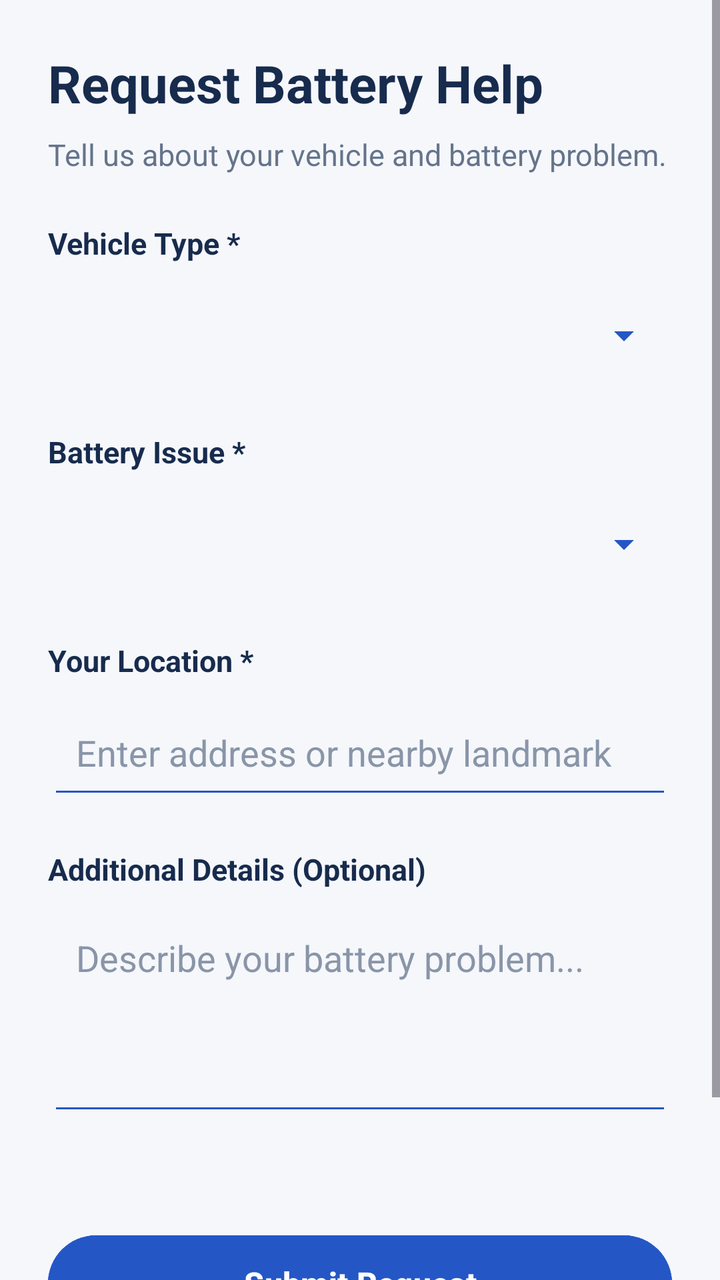
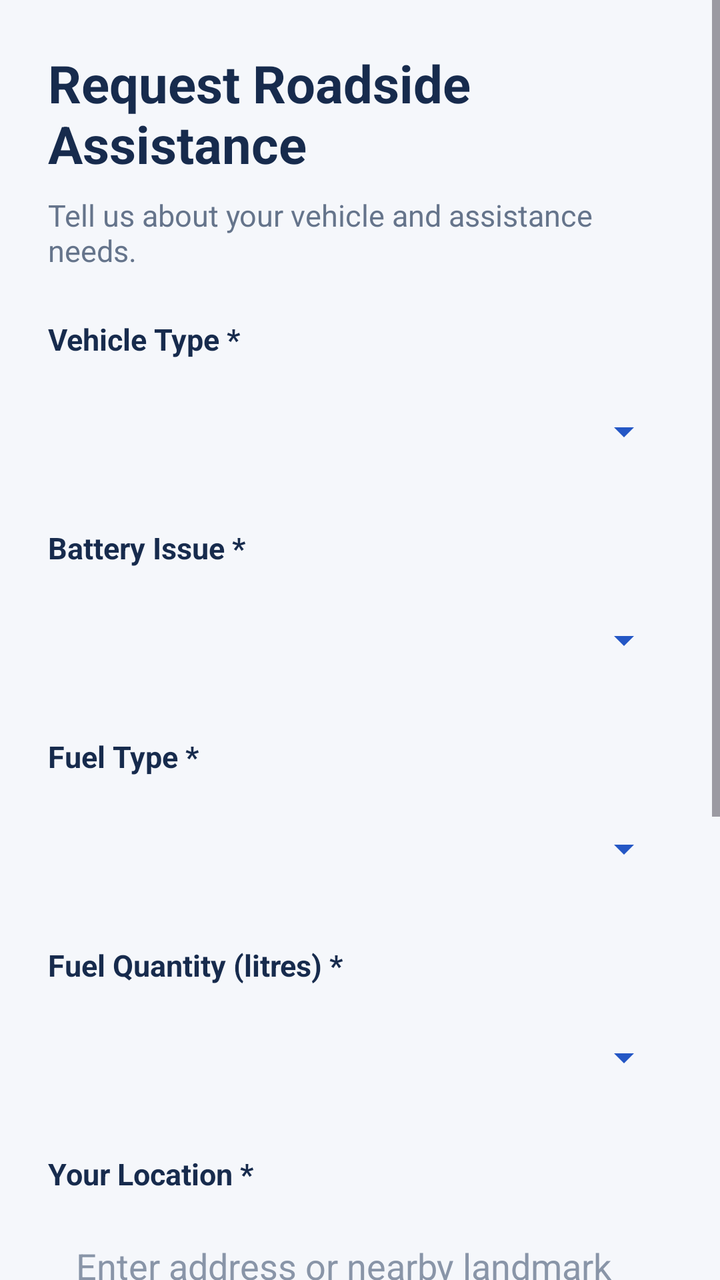

Screens rendered from an Android XML layout before and after an edit, with the pre-edit source and the edit as a unified diff.
<!-- AndroidManifest.xml: application theme Theme.RoadsideAssistance -->
<!-- res/layout/activity_battery_help.xml -->
<?xml version="1.0" encoding="utf-8"?>
<ScrollView xmlns:android="http://schemas.android.com/apk/res/android"
    android:layout_width="match_parent"
    android:layout_height="match_parent"
    android:background="#F5F7FB"
    android:fillViewport="true"
    android:clipToPadding="false">

    <LinearLayout
        android:layout_width="match_parent"
        android:layout_height="wrap_content"
        android:orientation="vertical"
        android:padding="24dp">

        
        <TextView
            android:layout_width="match_parent"
            android:layout_height="wrap_content"
            android:text="Request Battery Help"
            android:textColor="#172B4D"
            android:textSize="26sp"
            android:textStyle="bold" />

        <TextView
            android:layout_width="match_parent"
            android:layout_height="wrap_content"
            android:layout_marginTop="8dp"
            android:layout_marginBottom="24dp"
            android:text="Tell us about your vehicle and battery problem."
            android:textColor="#65748B"
            android:textSize="15sp" />

        
        <TextView
            android:layout_width="match_parent"
            android:layout_height="wrap_content"
            android:text="Vehicle Type *"
            android:textColor="#172B4D"
            android:textSize="15sp"
            android:textStyle="bold" />

        <Spinner
            android:id="@+id/spVehicleType"
            android:layout_width="match_parent"
            android:layout_height="56dp"
            android:layout_marginTop="8dp"
            android:paddingStart="12dp"
            android:paddingEnd="12dp"
            android:backgroundTint="#2457C5" />

        
        <TextView
            android:layout_width="match_parent"
            android:layout_height="wrap_content"
            android:layout_marginTop="20dp"
            android:text="Battery Issue *"
            android:textColor="#172B4D"
            android:textSize="15sp"
            android:textStyle="bold" />

        <Spinner
            android:id="@+id/spBatteryIssue"
            android:layout_width="match_parent"
            android:layout_height="56dp"
            android:layout_marginTop="8dp"
            android:paddingStart="12dp"
            android:paddingEnd="12dp"
            android:backgroundTint="#2457C5" />

        
        <TextView
            android:layout_width="match_parent"
            android:layout_height="wrap_content"
            android:layout_marginTop="20dp"
            android:text="Your Location *"
            android:textColor="#172B4D"
            android:textSize="15sp"
            android:textStyle="bold" />

        <EditText
            android:id="@+id/etBatteryLocation"
            android:layout_width="match_parent"
            android:layout_height="wrap_content"
            android:minHeight="56dp"
            android:layout_marginTop="8dp"
            android:backgroundTint="#2457C5"
            android:hint="Enter address or nearby landmark"
            android:inputType="textPostalAddress"
            android:padding="14dp"
            android:textColor="#172B4D"
            android:textColorHint="#8995A8" />

        
        <TextView
            android:layout_width="match_parent"
            android:layout_height="wrap_content"
            android:layout_marginTop="20dp"
            android:text="Additional Details (Optional)"
            android:textColor="#172B4D"
            android:textSize="15sp"
            android:textStyle="bold" />

        <EditText
            android:id="@+id/etBatteryDescription"
            android:layout_width="match_parent"
            android:layout_height="wrap_content"
            android:minHeight="110dp"
            android:layout_marginTop="8dp"
            android:backgroundTint="#2457C5"
            android:gravity="top|start"
            android:hint="Describe your battery problem..."
            android:inputType="textMultiLine|textCapSentences"
            android:padding="14dp"
            android:textColor="#172B4D"
            android:textColorHint="#8995A8" />

        
        <TextView
            android:id="@+id/tvBatteryMessage"
            android:layout_width="match_parent"
            android:layout_height="wrap_content"
            android:layout_marginTop="12dp"
            android:textColor="#C62828"
            android:textSize="14sp" />

        
        <Button
            android:id="@+id/btnSubmitBatteryRequest"
            android:layout_width="match_parent"
            android:layout_height="56dp"
            android:layout_marginTop="20dp"
            android:layout_marginBottom="12dp"
            android:backgroundTint="#2457C5"
            android:text="Submit Request"
            android:textAllCaps="false"
            android:textColor="#FFFFFF"
            android:textSize="16sp"
            android:textStyle="bold" />

        
        <TextView
            android:layout_width="match_parent"
            android:layout_height="wrap_content"
            android:layout_marginTop="8dp"
            android:gravity="center"
            android:text="You can edit or cancel your request before a technician is assigned."
            android:textColor="#65748B"
            android:textSize="13sp" />

    </LinearLayout>
</ScrollView>
<!-- resources referenced by this layout -->
<resources>
  <style name="Theme.RoadsideAssistance" parent="Base.Theme.RoadsideAssistance" />
  <style name="Base.Theme.RoadsideAssistance" parent="Theme.Material3.DayNight.NoActionBar">
          
          
      </style>
</resources>

<!-- the commit's change to res/layout/activity_battery_help.xml (unified diff, before → after) -->
@@ -16,7 +16,7 @@
         <TextView
             android:layout_width="match_parent"
             android:layout_height="wrap_content"
-            android:text="Request Battery Help"
+            android:text="Request Roadside Assistance"
             android:textColor="#172B4D"
             android:textSize="26sp"
             android:textStyle="bold" />
@@ -26,7 +26,7 @@
             android:layout_height="wrap_content"
             android:layout_marginTop="8dp"
             android:layout_marginBottom="24dp"
-            android:text="Tell us about your vehicle and battery problem."
+            android:text="Tell us about your vehicle and assistance needs."
             android:textColor="#65748B"
             android:textSize="15sp" />
 
@@ -60,6 +60,45 @@
 
         <Spinner
             android:id="@+id/spBatteryIssue"
+            android:layout_width="match_parent"
+            android:layout_height="56dp"
+            android:layout_marginTop="8dp"
+            android:paddingStart="12dp"
+            android:paddingEnd="12dp"
+            android:backgroundTint="#2457C5" />
+
+        
+        <TextView
+            android:layout_width="match_parent"
+            android:layout_height="wrap_content"
+            android:layout_marginTop="20dp"
+            android:text="Fuel Type *"
+            android:textColor="#172B4D"
+            android:textSize="15sp"
+            android:textStyle="bold" />
+
+        <Spinner
+            android:id="@+id/spFuelType"
+            android:layout_width="match_parent"
+            android:layout_height="56dp"
+            android:layout_marginTop="8dp"
+            android:paddingStart="12dp"
+            android:paddingEnd="12dp"
+            android:backgroundTint="#2457C5" />
+
+        
+        <TextView
+            android:id="@+id/tvFuelQuantityLabel"
+            android:layout_width="match_parent"
+            android:layout_height="wrap_content"
+            android:layout_marginTop="20dp"
+            android:text="Fuel Quantity (litres) *"
+            android:textColor="#172B4D"
+            android:textSize="15sp"
+            android:textStyle="bold" />
+
+        <Spinner
+            android:id="@+id/spFuelQuantity"
             android:layout_width="match_parent"
             android:layout_height="56dp"
             android:layout_marginTop="8dp"
@@ -108,7 +147,7 @@
             android:layout_marginTop="8dp"
             android:backgroundTint="#2457C5"
             android:gravity="top|start"
-            android:hint="Describe your battery problem..."
+            android:hint="Describe your battery or assistance needs..."
             android:inputType="textMultiLine|textCapSentences"
             android:padding="14dp"
             android:textColor="#172B4D"
